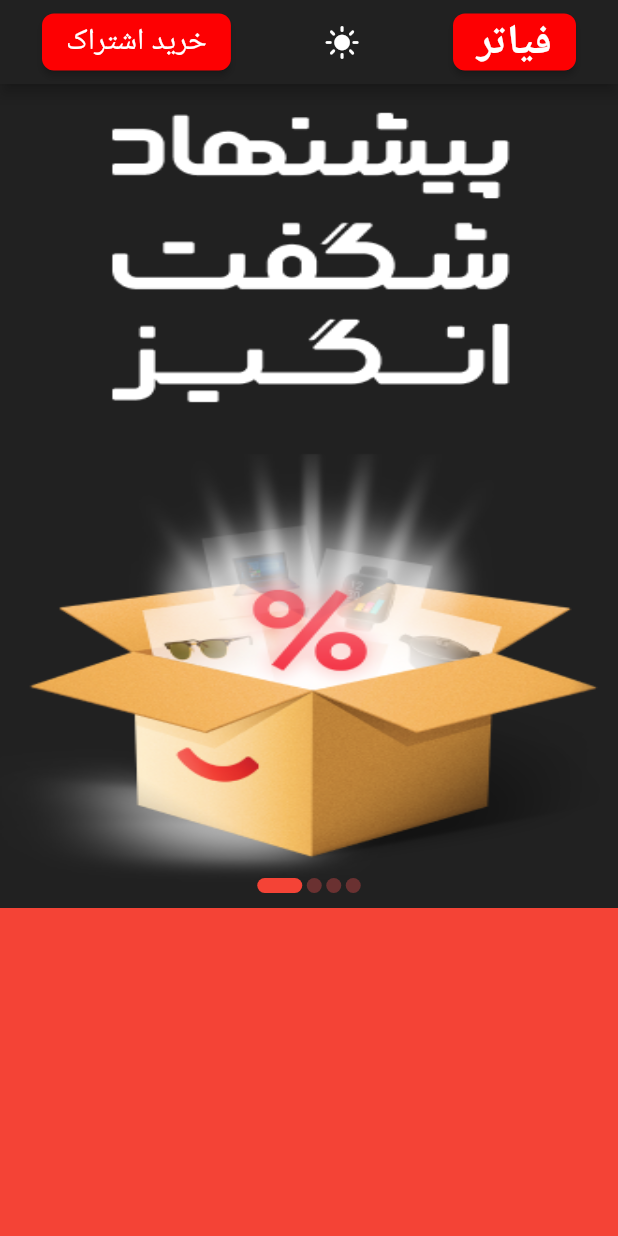
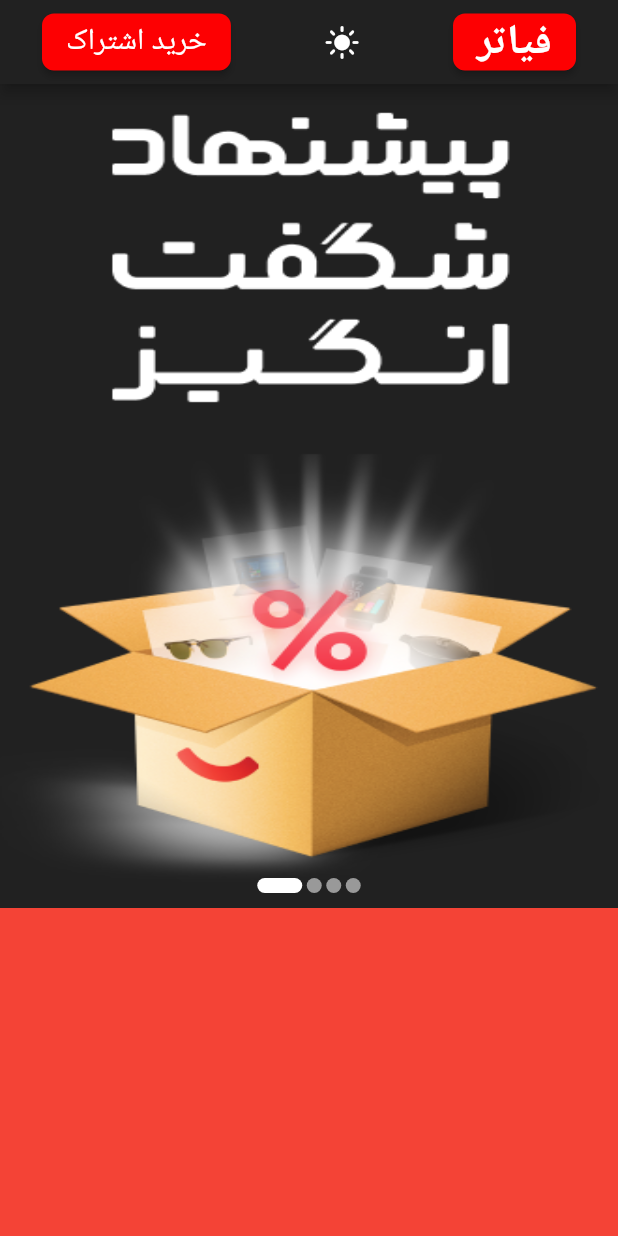
Before and after one commit to ashkan-k/fiattre_flutter, a Flutter app: the screen it shows after launch, on a phone screen of 412 x 824 dp. Run offline on Flutter 3.47's test engine with Material 2 defaults, Android fonts, the phone set to English and light mode, and no system bars; drawn by our look-alikes of smooth_page_indicator; our stand-ins replace google_fonts.

```diff
--- a/lib/pages/home_page.dart
+++ b/lib/pages/home_page.dart
@@ -49,8 +49,8 @@ class HomePage extends StatelessWidget {
                             dotWidth: 10,
                             dotHeight: 10,
                             spacing: 3,
-                            dotColor: Color.fromARGB(255, 106, 49, 49),
-                            activeDotColor: Colors.red),
+                            dotColor: (Theme.of(context).textTheme.labelSmall?.color)!,
+                            activeDotColor: Theme.of(context).secondaryHeaderColor),
                         onDotClicked: (index) =>
                             pageController.animateToPage(index,
                                 duration: Duration(milliseconds: 10),
```
